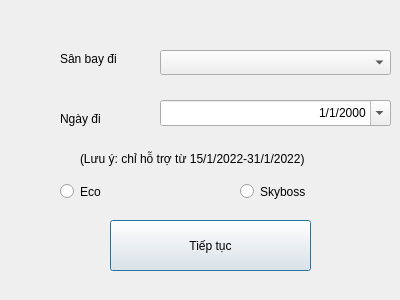
Above: airline-gui/SearchForStrAndDepartureDate.ui from nothign-us/Beta before the change. Below: the same form after it.
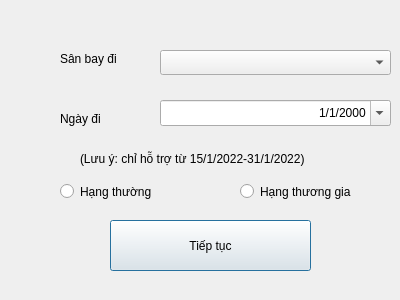
That is the form after the change.

The edit to the form file:
```diff
--- a/airline-gui/SearchForStrAndDepartureDate.ui
+++ b/airline-gui/SearchForStrAndDepartureDate.ui
@@ -101,7 +101,7 @@
     </rect>
    </property>
    <property name="text">
-    <string>Eco</string>
+    <string>Hạng thường</string>
    </property>
   </widget>
   <widget class="QRadioButton" name="skyboss">
@@ -109,12 +109,12 @@
     <rect>
      <x>240</x>
      <y>180</y>
-     <width>112</width>
+     <width>121</width>
      <height>23</height>
     </rect>
    </property>
    <property name="text">
-    <string>Skyboss</string>
+    <string>Hạng thương gia</string>
    </property>
   </widget>
   <widget class="QPushButton" name="confirm">
```
